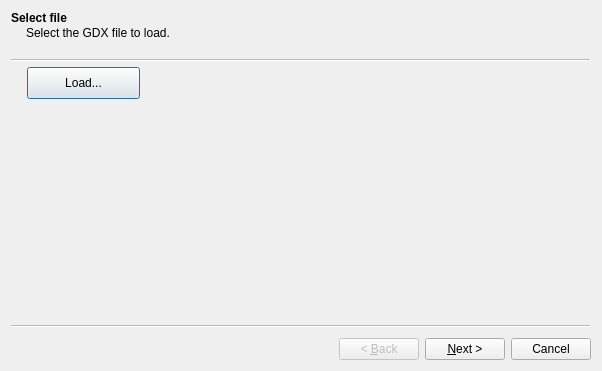
Old version of the form wizard.ui in the repository reddream/Gantt.
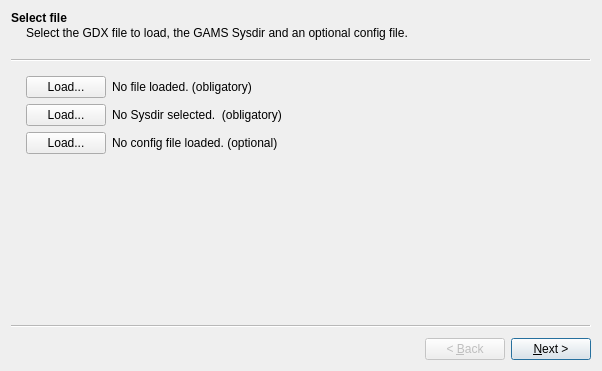
New version of the form.

Commit message: GDX file wizard, Bugs

The edit to the form file:
```diff
--- a/wizard.ui
+++ b/wizard.ui
@@ -13,26 +13,69 @@
   <property name="windowTitle">
    <string>Wizard</string>
   </property>
-  <widget class="QWizardPage" name="wizardPage">
+  <property name="wizardStyle">
+   <enum>QWizard::ClassicStyle</enum>
+  </property>
+  <property name="options">
+   <set>QWizard::NoCancelButton|QWizard::NoDefaultButton</set>
+  </property>
+  <widget class="QWizardPage" name="wizardPageLoad">
    <property name="title">
     <string>Select file</string>
    </property>
    <property name="subTitle">
-    <string>Select the GDX file to load.</string>
+    <string>Select the GDX file to load, the GAMS Sysdir and an optional config file.</string>
    </property>
-   <widget class="QPushButton" name="pushButton">
-    <property name="geometry">
-     <rect>
-      <x>10</x>
-      <y>0</y>
-      <width>113</width>
-      <height>32</height>
-     </rect>
-    </property>
-    <property name="text">
-     <string>Load...</string>
-    </property>
-   </widget>
+   <layout class="QGridLayout" name="gridLayout_5">
+    <item row="0" column="0">
+     <widget class="QPushButton" name="loadFileButton">
+      <property name="maximumSize">
+       <size>
+        <width>80</width>
+        <height>16777215</height>
+       </size>
+      </property>
+      <property name="text">
+       <string>Load...</string>
+      </property>
+     </widget>
+    </item>
+    <item row="2" column="0">
+     <widget class="QPushButton" name="loadConfigButton">
+      <property name="text">
+       <string>Load...</string>
+      </property>
+     </widget>
+    </item>
+    <item row="2" column="1">
+     <widget class="QLabel" name="loadedConfigFileLabel">
+      <property name="text">
+       <string>No config file loaded. (optional)</string>
+      </property>
+     </widget>
+    </item>
+    <item row="1" column="1">
+     <widget class="QLabel" name="sysdirLabel">
+      <property name="text">
+       <string>No Sysdir selected.  (obligatory)</string>
+      </property>
+     </widget>
+    </item>
+    <item row="0" column="1">
+     <widget class="QLabel" name="loadedFileLabel">
+      <property name="text">
+       <string>No file loaded. (obligatory)</string>
+      </property>
+     </widget>
+    </item>
+    <item row="1" column="0">
+     <widget class="QPushButton" name="loadSysdirButton">
+      <property name="text">
+       <string>Load...</string>
+      </property>
+     </widget>
+    </item>
+   </layout>
   </widget>
   <widget class="QWizardPage" name="wizardPage1">
    <property name="title">
```
Left out of the diff: 33 changed lines with no effect on the pictures. The commit also changes 5 other files.
